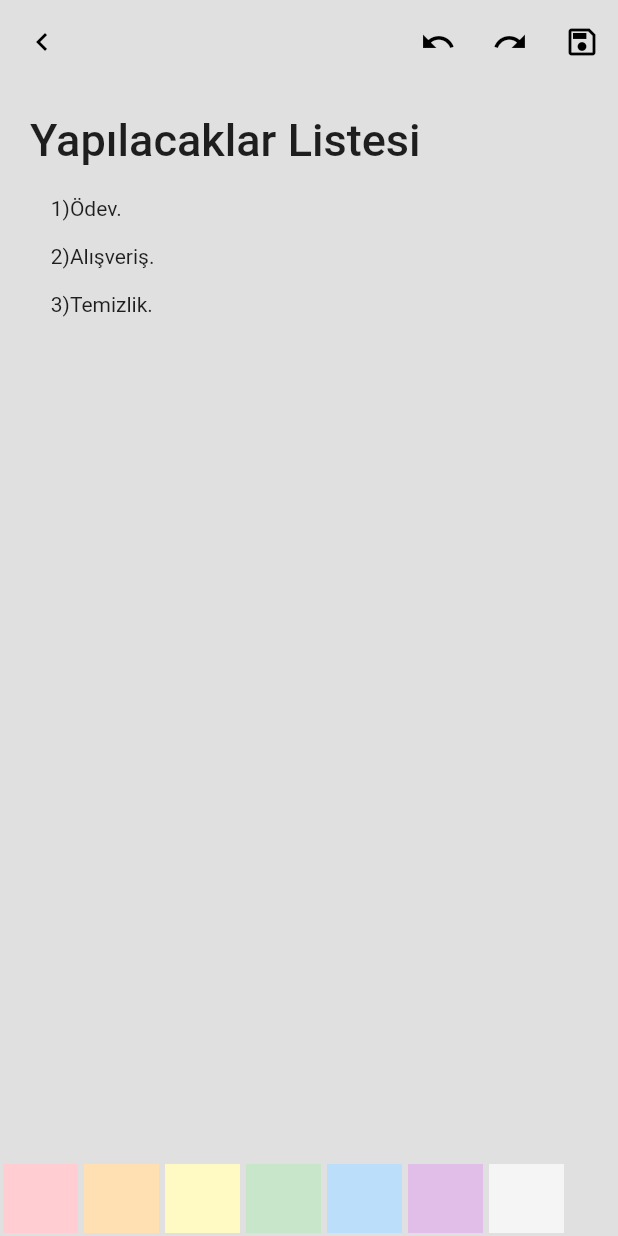
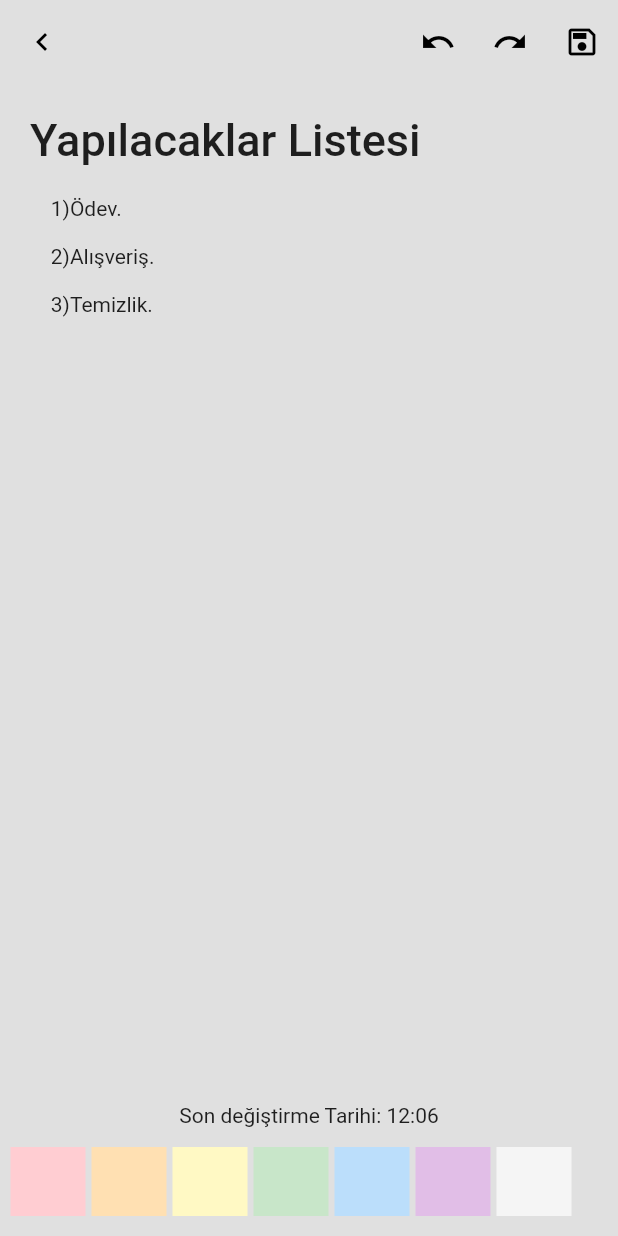
Before and after one commit to AkinBozburun/Note-App-Flutter, a Flutter app: the screen it shows after launch, after a tap on "Yapılacaklar Listesi", on a phone screen of 412 x 824 dp. Run offline on Flutter 3.47's test engine with Material 2 defaults, Android fonts, the phone set to English and light mode, and no system bars.

Commit message:
Adding color list in note page

```diff
--- a/lib/main.dart
+++ b/lib/main.dart
@@ -1,7 +1,13 @@
 import 'package:flutter/material.dart';
+import 'package:flutter/services.dart';
 import 'package:my_notes_app/view/notes_page.dart';
 void main()
 {
+  SystemChrome.setSystemUIOverlayStyle(const SystemUiOverlayStyle
+  (
+    statusBarColor: Colors.transparent,
+    statusBarIconBrightness: Brightness.dark
+  ));
   runApp(const MyApp());
 }
 
--- a/lib/view/note_page.dart
+++ b/lib/view/note_page.dart
@@ -24,7 +24,6 @@ class _NotePageState extends State<NotePage>
       backgroundColor: widget.gelencolor,
       appBar: AppBar
       (
-        systemOverlayStyle: const SystemUiOverlayStyle(statusBarIconBrightness: Brightness.dark),
         backgroundColor: Colors.transparent,
         elevation: 0,
         leading: IconButton
@@ -41,6 +40,7 @@ class _NotePageState extends State<NotePage>
       ),
       body: Stack
       (
+        alignment: Alignment.bottomLeft,
         children:
         [
           Padding
@@ -58,7 +58,19 @@ class _NotePageState extends State<NotePage>
               ],
             ),
           ),
-          Align(alignment: Alignment.bottomCenter,child: ColorList()),
+          SizedBox
+          (
+            height: 100,
+            child: Column
+            (
+              mainAxisAlignment: MainAxisAlignment.spaceEvenly,
+              children:
+              [
+                const Text("Son değiştirme Tarihi: 12:06"),
+                ColorList(),
+              ],
+            ),
+          ),
         ],
       )
     );
--- a/lib/view/notes_page.dart
+++ b/lib/view/notes_page.dart
@@ -35,11 +35,6 @@ class _NotesPageState extends State<NotesPage>
           ],
         ),
         backgroundColor: Colors.transparent,
-        systemOverlayStyle: const SystemUiOverlayStyle
-        (
-          statusBarColor: Colors.transparent,
-          statusBarIconBrightness: Brightness.dark
-        ),
         elevation: 0,
         toolbarHeight: 100,
         actions: [Padding
--- a/lib/widgets/colors_list.dart
+++ b/lib/widgets/colors_list.dart
@@ -44,6 +44,7 @@ class ColorList extends StatelessWidget
       height: 50,
       child: ListView.builder
       (
+        padding: const EdgeInsets.symmetric(horizontal: 5),
         itemCount: colors.length,
         scrollDirection: Axis.horizontal,
         itemBuilder: (context, index) => Container
```
